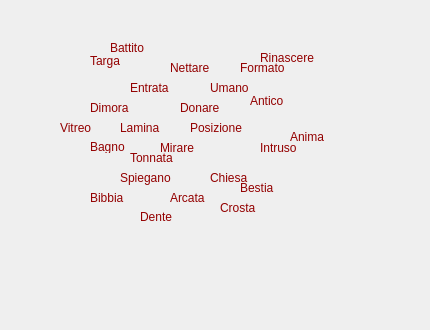
Qt form test1/panel2test1.ui (kele23/IUM) before a commit.
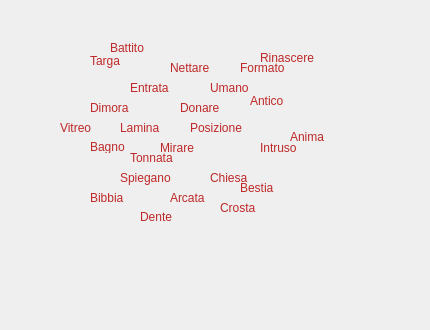
The same form after that commit.

Commit message: Modifiche minori a introduzione e test1

Diff of the .ui file:
```diff
--- a/test1/panel2test1.ui
+++ b/test1/panel2test1.ui
@@ -84,13 +84,12 @@
 */
 QLabel {
 	font: 87 10pt &quot;Arial Black&quot;;
-	/*font: 75 11pt &quot;Courier New&quot;;*/
-	color:rgb(147, 0, 0)
+	/*color:rgb(147, 0, 0)*/
+	color:rgb(190, 40, 40)
 }
 
 QLabel[switchColor=&quot;true&quot;] {
-	/*color:rgb(0, 255, 204)*/
-	color:rgb(50, 76, 161)
+	color:rgb(0, 64, 255)
 }</string>
        </property>
        <widget class="QLabel" name="label">
```
The commit also changes 3 other files.
